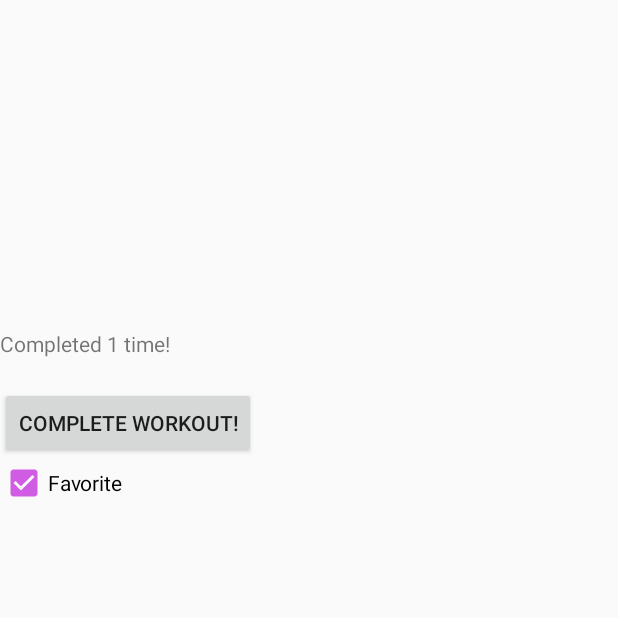
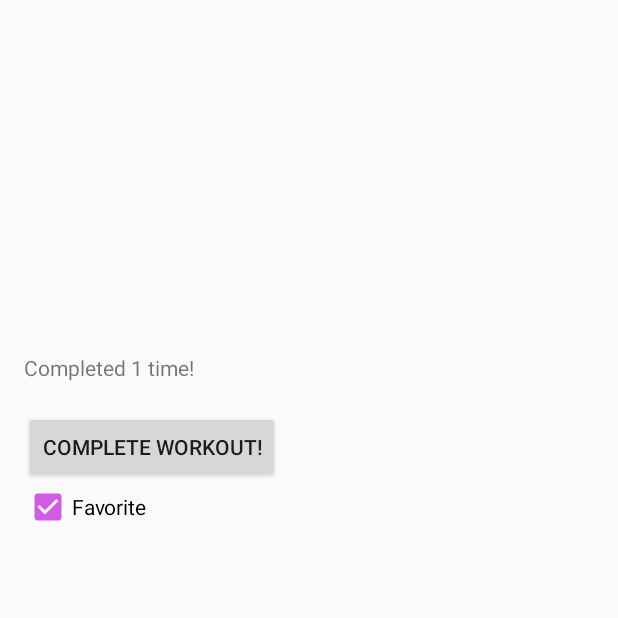
Before and after one commit to genhernandez/FreeingOurselves, an Android app: the WorkoutActivity screen opened directly, with no data from a screen before it, after a tap on "COMPLETE WORKOUT!", on a phone screen of 412 x 824 dp, the top half of it. Run offline under Robolectric (Android 15) with nearby library versions, the phone set to English and light mode, and no system bars; 1 statement that could not run was skipped; 1 other tap on this screen came first.

Commit message:
Improve WorkoutActivity

```diff
--- a/app/src/main/java/edu/mills/freeingourselves/WorkoutActivity.java
+++ b/app/src/main/java/edu/mills/freeingourselves/WorkoutActivity.java
@@ -52,6 +52,8 @@ public class WorkoutActivity extends Activity {
         new UpdateWorkoutCountTask().execute(workoutCountParams);
         workoutCount++;
         setTimesCompleted();
+        Toast toast = Toast.makeText(WorkoutActivity.this, "Good job!", Toast.LENGTH_SHORT);
+        toast.show();
     }
 
     private void setTimesCompleted() {
--- a/app/src/main/res/layout/activity_workout.xml
+++ b/app/src/main/res/layout/activity_workout.xml
@@ -5,6 +5,10 @@
     android:layout_width="match_parent"
     android:layout_height="match_parent"
     android:orientation="vertical"
+    android:paddingBottom="@dimen/padding"
+    android:paddingLeft="@dimen/padding"
+    android:paddingRight="@dimen/padding"
+    android:paddingTop="@dimen/padding"
     tools:context="edu.mills.freeingourselves.WorkoutActivity">
 
     <ImageView
--- a/app/src/main/res/layout/fragment_about.xml
+++ b/app/src/main/res/layout/fragment_about.xml
@@ -11,7 +11,7 @@
         android:layout_marginRight = "15dip"
         android:layout_marginLeft = "15dip"
         android:gravity = "center_horizontal"
-        android:padding="12dp"
+        android:padding="@dimen/padding"
         android:text="@string/about" />
 
 </GridLayout>
--- a/app/src/main/res/values/dimens.xml
+++ b/app/src/main/res/values/dimens.xml
@@ -1,4 +1,5 @@
 <?xml version="1.0" encoding="utf-8"?>
 <resources>
-    <dimen name="text_margin">16dp</dimen>
+    <dimen name="padding">16dp</dimen>
+    <dimen name="double_padding">32dp</dimen>
 </resources>
```
Also changed, not shown: app/src/main/res/layout/fragment_health_care.xml (+4 -4 lines), app/src/main/res/layout/fragment_top.xml (+5 -5 lines).
